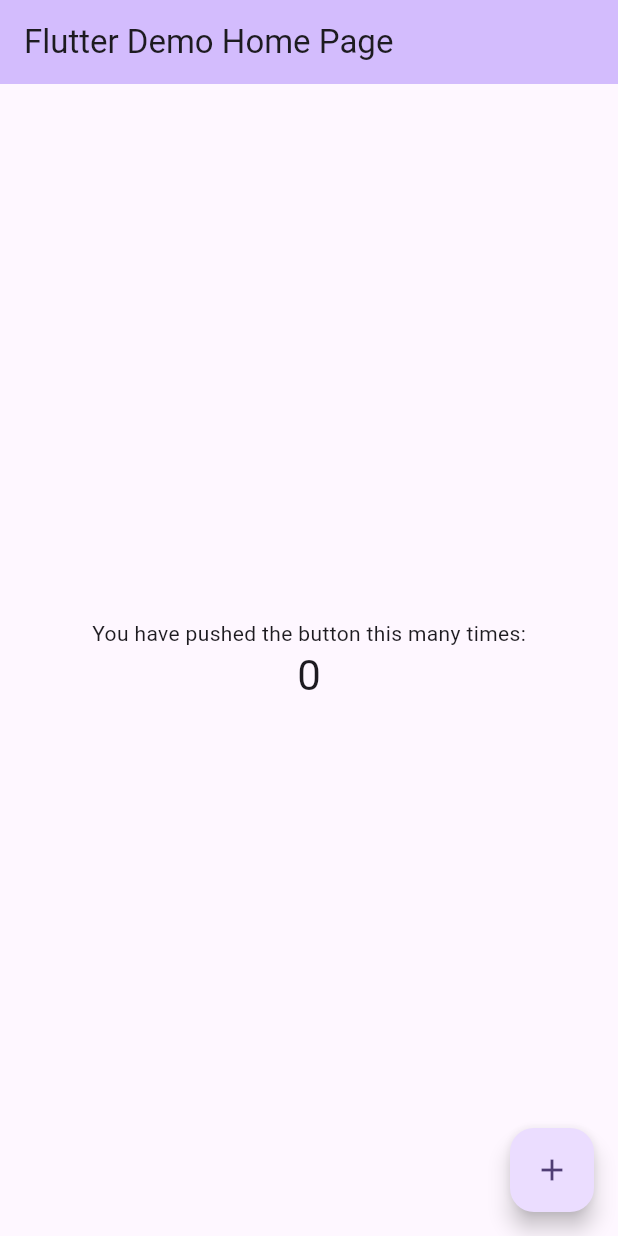
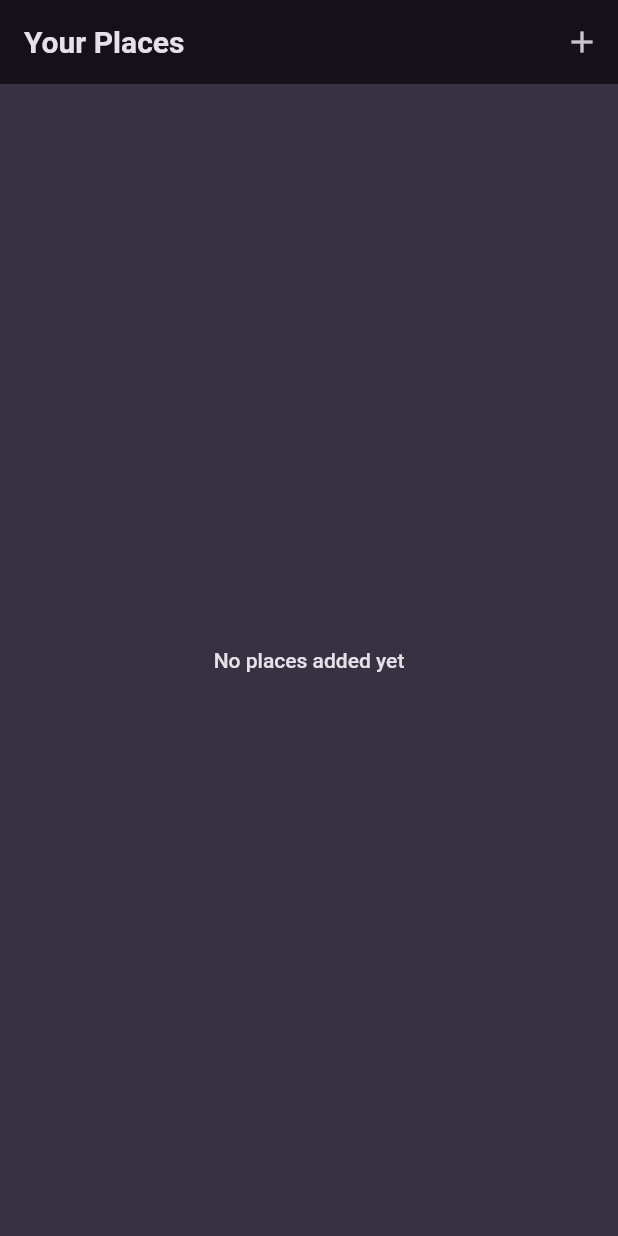
Before and after one commit to kursat-ozturk/favorite_places, a Flutter app: the screen it shows after launch, on a phone screen of 412 x 824 dp. Run offline on Flutter 3.47's test engine with Material 2 defaults, Android fonts, the phone set to English and light mode, and no system bars; our stand-ins replace google_fonts.

Commit message:
added related folders and files

```diff
--- a/lib/main.dart
+++ b/lib/main.dart
@@ -1,125 +1,45 @@
+import 'package:favorite_places/screens/places.dart';
 import 'package:flutter/material.dart';
+import 'package:google_fonts/google_fonts.dart';
+
+final colorScheme = ColorScheme.fromSeed(
+  brightness: Brightness.dark,
+  seedColor: const Color.fromARGB(255, 102, 6, 247),
+  background: const Color.fromARGB(255, 56, 49, 66),
+);
+
+final theme = ThemeData().copyWith(
+  useMaterial3: true,
+  scaffoldBackgroundColor: colorScheme.background,
+  colorScheme: colorScheme,
+  textTheme: GoogleFonts.ubuntuCondensedTextTheme().copyWith(
+    titleSmall: GoogleFonts.ubuntuCondensed(
+      fontWeight: FontWeight.bold,
+    ),
+    titleMedium: GoogleFonts.ubuntuCondensed(
+      fontWeight: FontWeight.bold,
+    ),
+    titleLarge: GoogleFonts.ubuntuCondensed(
+      fontWeight: FontWeight.bold,
+    ),
+  ),
+);
 
 void main() {
-  runApp(const MyApp());
+  runApp(
+    const MyApp(),
+  );
 }
 
 class MyApp extends StatelessWidget {
   const MyApp({super.key});
 
-  // This widget is the root of your application.
   @override
   Widget build(BuildContext context) {
     return MaterialApp(
-      title: 'Flutter Demo',
-      theme: ThemeData(
-        // This is the theme of your application.
-        //
-        // TRY THIS: Try running your application with "flutter run". You'll see
-        // the application has a blue toolbar. Then, without quitting the app,
-        // try changing the seedColor in the colorScheme below to Colors.green
-        // and then invoke "hot reload" (save your changes or press the "hot
-        // reload" button in a Flutter-supported IDE, or press "r" if you used
-        // the command line to start the app).
-        //
-        // Notice that the counter didn't reset back to zero; the application
-        // state is not lost during the reload. To reset the state, use hot
-        // restart instead.
-        //
-        // This works for code too, not just values: Most code changes can be
-        // tested with just a hot reload.
-        colorScheme: ColorScheme.fromSeed(seedColor: Colors.deepPurple),
-        useMaterial3: true,
-      ),
-      home: const MyHomePage(title: 'Flutter Demo Home Page'),
+      title: 'Great Places',
+      theme: theme,
+      home: const PlacesScreen(),
     );
   }
 }
-
-class MyHomePage extends StatefulWidget {
-  const MyHomePage({super.key, required this.title});
-
-  // This widget is the home page of your application. It is stateful, meaning
-  // that it has a State object (defined below) that contains fields that affect
-  // how it looks.
-
-  // This class is the configuration for the state. It holds the values (in this
-  // case the title) provided by the parent (in this case the App widget) and
-  // used by the build method of the State. Fields in a Widget subclass are
-  // always marked "final".
-
-  final String title;
-
-  @override
-  State<MyHomePage> createState() => _MyHomePageState();
-}
-
-class _MyHomePageState extends State<MyHomePage> {
-  int _counter = 0;
-
-  void _incrementCounter() {
-    setState(() {
-      // This call to setState tells the Flutter framework that something has
-      // changed in this State, which causes it to rerun the build method below
-      // so that the display can reflect the updated values. If we changed
-      // _counter without calling setState(), then the build method would not be
-      // called again, and so nothing would appear to happen.
-      _counter++;
-    });
-  }
-
-  @override
-  Widget build(BuildContext context) {
-    // This method is rerun every time setState is called, for instance as done
-    // by the _incrementCounter method above.
-    //
-    // The Flutter framework has been optimized to make rerunning build methods
-    // fast, so that you can just rebuild anything that needs updating rather
-    // than having to individually change instances of widgets.
-    return Scaffold(
-      appBar: AppBar(
-        // TRY THIS: Try changing the color here to a specific color (to
-        // Colors.amber, perhaps?) and trigger a hot reload to see the AppBar
-        // change color while the other colors stay the same.
-        backgroundColor: Theme.of(context).colorScheme.inversePrimary,
-        // Here we take the value from the MyHomePage object that was created by
-        // the App.build method, and use it to set our appbar title.
-        title: Text(widget.title),
-      ),
-      body: Center(
-        // Center is a layout widget. It takes a single child and positions it
-        // in the middle of the parent.
-        child: Column(
-          // Column is also a layout widget. It takes a list of children and
-          // arranges them vertically. By default, it sizes itself to fit its
-          // children horizontally, and tries to be as tall as its parent.
-          //
-          // Column has various properties to control how it sizes itself and
-          // how it positions its children. Here we use mainAxisAlignment to
-          // center the children vertically; the main axis here is the vertical
-          // axis because Columns are vertical (the cross axis would be
-          // horizontal).
-          //
-          // TRY THIS: Invoke "debug painting" (choose the "Toggle Debug Paint"
-          // action in the IDE, or press "p" in the console), to see the
-          // wireframe for each widget.
-          mainAxisAlignment: MainAxisAlignment.center,
-          children: <Widget>[
-            const Text(
-              'You have pushed the button this many times:',
-            ),
-            Text(
-              '$_counter',
-              style: Theme.of(context).textTheme.headlineMedium,
-            ),
-          ],
-        ),
-      ),
-      floatingActionButton: FloatingActionButton(
-        onPressed: _incrementCounter,
-        tooltip: 'Increment',
-        child: const Icon(Icons.add),
-      ), // This trailing comma makes auto-formatting nicer for build methods.
-    );
-  }
-}
--- /dev/null
+++ b/lib/models/place.dart
@@ -0,0 +1,10 @@
+import 'package:uuid/uuid.dart';
+
+const uuid = Uuid();
+
+class Place {
+  Place({required this.title}) : id = uuid.v4();
+
+  final String id;
+  final String title;
+}
--- /dev/null
+++ b/lib/screens/places.dart
@@ -0,0 +1,24 @@
+import 'package:favorite_places/widgets/places_list.dart';
+import 'package:flutter/material.dart';
+
+class PlacesScreen extends StatelessWidget {
+  const PlacesScreen({super.key});
+
+  @override
+  Widget build(BuildContext context) {
+    return Scaffold(
+      appBar: AppBar(
+        title: const Text('Your Places'),
+        actions: [
+          IconButton(
+            onPressed: () {},
+            icon: const Icon(Icons.add),
+          ),
+        ],
+      ),
+      body: PlacesList(
+        places: [],
+      ),
+    );
+  }
+}
--- /dev/null
+++ b/lib/widgets/places_list.dart
@@ -0,0 +1,36 @@
+import 'package:favorite_places/models/place.dart';
+import 'package:flutter/material.dart';
+
+class PlacesList extends StatelessWidget {
+  const PlacesList({super.key, required this.places});
+
+  final List<Place> places;
+
+  @override
+  Widget build(BuildContext context) {
+    if (places.isEmpty) {
+      return Center(
+        child: Text(
+          'No places added yet',
+          style: Theme.of(context)
+              .textTheme
+              .bodyLarge!
+              .copyWith(color: Theme.of(context).colorScheme.onBackground),
+        ),
+      );
+    }
+
+    return ListView.builder(
+      itemCount: places.length,
+      itemBuilder: (context, index) => ListTile(
+        title: Text(
+          places[index].title,
+          style: Theme.of(context)
+              .textTheme
+              .titleMedium!
+              .copyWith(color: Theme.of(context).colorScheme.onBackground),
+        ),
+      ),
+    );
+  }
+}
--- a/pubspec.yaml
+++ b/pubspec.yaml
@@ -36,6 +36,7 @@ dependencies:
   # Use with the CupertinoIcons class for iOS style icons.
   cupertino_icons: ^1.0.2
   google_fonts: ^5.1.0
+  uuid: ^4.0.0
 
 dev_dependencies:
   flutter_test:
```
Also changed, not shown: lib/screens/add_place.dart (added), lib/screens/places_detail.dart (added), pubspec.lock.
